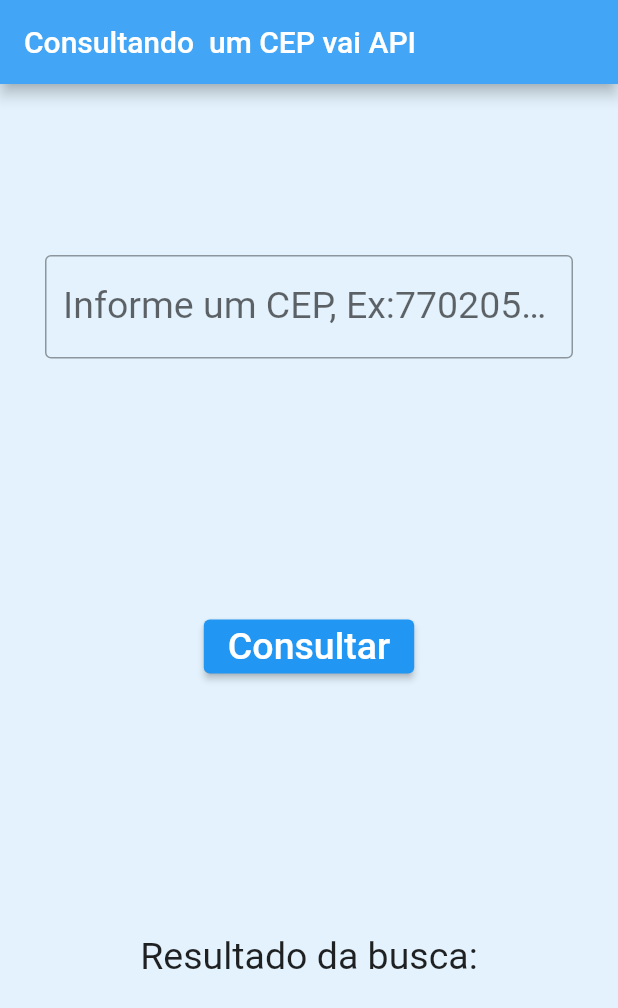
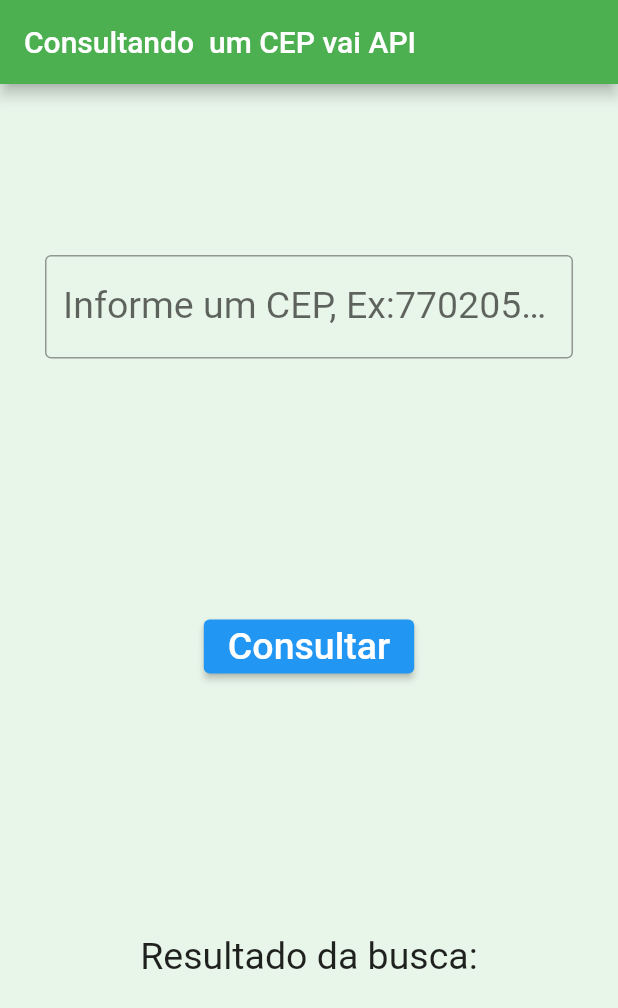
Before and after one commit to lucaspaixaodegois/ProjetosFlutter, a Flutter app: the screen it shows after launch, on a phone screen of 412 x 824 dp. Shown: the top 1008 px of the screen. Run offline on Flutter 3.47's test engine with Material 2 defaults, Android fonts, the phone set to English and light mode, and no system bars.

Commit message:
update cor

```diff
--- a/consumindo_api_via_cep/lib/home.dart
+++ b/consumindo_api_via_cep/lib/home.dart
@@ -46,11 +46,11 @@ class _HomeState extends State<Home> {
     return Scaffold(
         appBar: AppBar(
           title: const Text("Consultando  um CEP vai API"),
-          backgroundColor: Colors.blue.shade400,
+          backgroundColor: Colors.green,
         ),
         body: Container(
           alignment: Alignment.center,
-          color: Colors.blue.shade50,
+          color: Colors.green.shade50,
           padding: const EdgeInsets.all(30),
           child: Column(
               mainAxisAlignment: MainAxisAlignment.spaceAround,
```
Also changed, not shown: integrando_firebase_flutter/lib/main.dart (line endings or trailing spaces).
